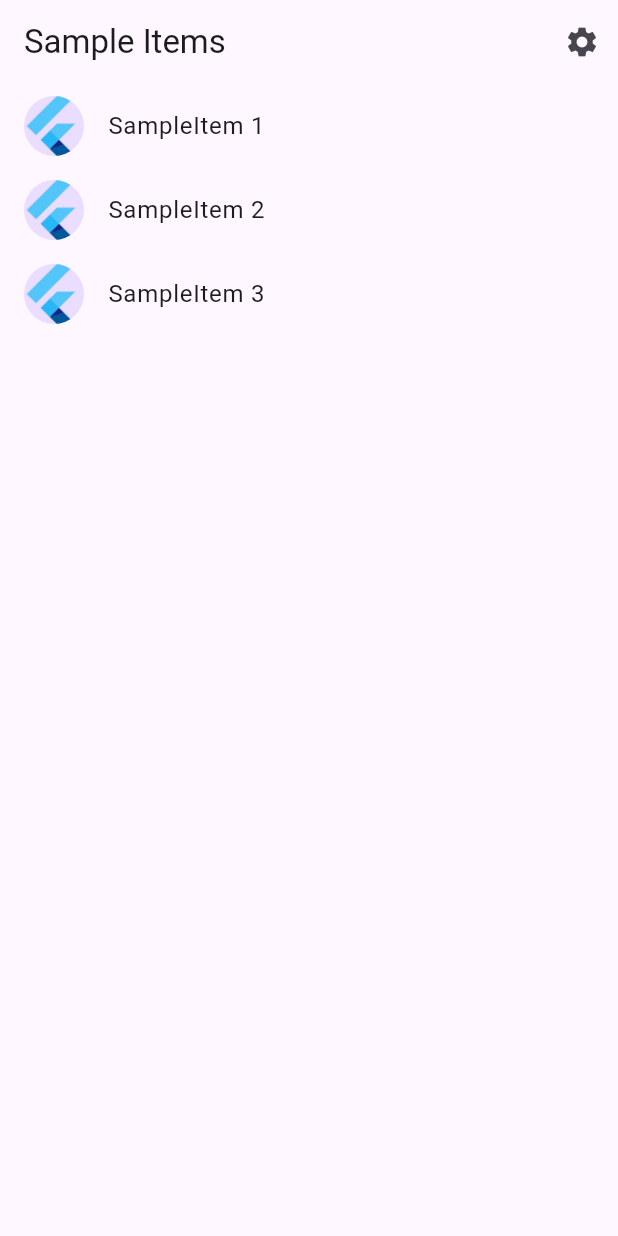
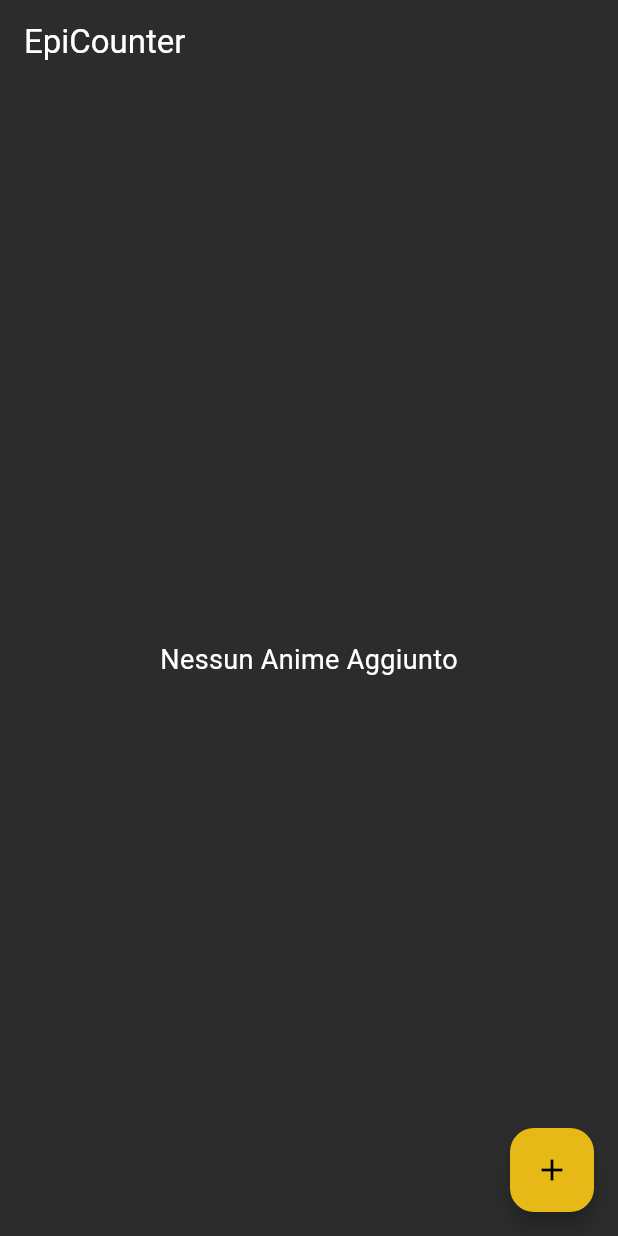
Before and after one commit to wickedfluke/EpiCounter, a Flutter app: the screen it shows after launch, on a phone screen of 412 x 824 dp. Run offline on Flutter 3.47's test engine with Material 3 defaults, Android fonts, the light colour scheme and no system bars.

Commit message:
bit working

```diff
--- a/epicounter/l10n.yaml
+++ /dev/null
@@ -1,3 +0,0 @@
-arb-dir: lib/src/localization
-template-arb-file: app_en.arb
-output-localization-file: app_localizations.dart
--- a/epicounter/lib/main.dart
+++ b/epicounter/lib/main.dart
@@ -1,20 +1,37 @@
 import 'package:flutter/material.dart';
+import 'package:provider/provider.dart';
+import './src/providers/anime_provider.dart';
+import './src/screens/anime_list_screen.dart';
 
-import 'src/app.dart';
-import 'src/settings/settings_controller.dart';
-import 'src/settings/settings_service.dart';
+void main() {
+  runApp(const MyApp());
+}
 
-void main() async {
-  // Set up the SettingsController, which will glue user settings to multiple
-  // Flutter Widgets.
-  final settingsController = SettingsController(SettingsService());
+class MyApp extends StatelessWidget {
+  const MyApp({super.key});
 
-  // Load the user's preferred theme while the splash screen is displayed.
-  // This prevents a sudden theme change when the app is first displayed.
-  await settingsController.loadSettings();
-
-  // Run the app and pass in the SettingsController. The app listens to the
-  // SettingsController for changes, then passes it further down to the
-  // SettingsView.
-  runApp(MyApp(settingsController: settingsController));
+  @override
+  Widget build(BuildContext context) {
+    return ChangeNotifierProvider(
+      create: (_) => AnimeProvider(),
+      child: MaterialApp(
+        debugShowCheckedModeBanner: false,
+        title: 'EpiCounter',
+        theme: ThemeData(
+          scaffoldBackgroundColor: const Color(0xFF2C2C2C),
+          appBarTheme: const AppBarTheme(
+            backgroundColor: Color(0xFF1F1F1F),
+            foregroundColor: Colors.white,
+          ),
+          textTheme: const TextTheme(
+            bodyMedium: TextStyle(color: Colors.white),
+          ),
+          floatingActionButtonTheme: const FloatingActionButtonThemeData(
+            backgroundColor: Color(0xFFE7B916),
+          ),
+        ),
+        home: AnimeListScreen(),
+      ),
+    );
+  }
 }
--- a/epicounter/lib/src/app.dart
+++ /dev/null
@@ -1,85 +0,0 @@
-import 'package:flutter/material.dart';
-import 'package:flutter_gen/gen_l10n/app_localizations.dart';
-import 'package:flutter_localizations/flutter_localizations.dart';
-
-import 'sample_feature/sample_item_details_view.dart';
-import 'sample_feature/sample_item_list_view.dart';
-import 'settings/settings_controller.dart';
-import 'settings/settings_view.dart';
-
-/// The Widget that configures your application.
-class MyApp extends StatelessWidget {
-  const MyApp({
-    super.key,
-    required this.settingsController,
-  });
-
-  final SettingsController settingsController;
-
-  @override
-  Widget build(BuildContext context) {
-    // Glue the SettingsController to the MaterialApp.
-    //
-    // The ListenableBuilder Widget listens to the SettingsController for changes.
-    // Whenever the user updates their settings, the MaterialApp is rebuilt.
-    return ListenableBuilder(
-      listenable: settingsController,
-      builder: (BuildContext context, Widget? child) {
-        return MaterialApp(
-          // Providing a restorationScopeId allows the Navigator built by the
-          // MaterialApp to restore the navigation stack when a user leaves and
-          // returns to the app after it has been killed while running in the
-          // background.
-          restorationScopeId: 'app',
-
-          // Provide the generated AppLocalizations to the MaterialApp. This
-          // allows descendant Widgets to display the correct translations
-          // depending on the user's locale.
-          localizationsDelegates: const [
-            AppLocalizations.delegate,
-            GlobalMaterialLocalizations.delegate,
-            GlobalWidgetsLocalizations.delegate,
-            GlobalCupertinoLocalizations.delegate,
-          ],
-          supportedLocales: const [
-            Locale('en', ''), // English, no country code
-          ],
-
-          // Use AppLocalizations to configure the correct application title
-          // depending on the user's locale.
-          //
-          // The appTitle is defined in .arb files found in the localization
-          // directory.
-          onGenerateTitle: (BuildContext context) =>
-              AppLocalizations.of(context)!.appTitle,
-
-          // Define a light and dark color theme. Then, read the user's
-          // preferred ThemeMode (light, dark, or system default) from the
-          // SettingsController to display the correct theme.
-          theme: ThemeData(),
-          darkTheme: ThemeData.dark(),
-          themeMode: settingsController.themeMode,
-
-          // Define a function to handle named routes in order to support
-          // Flutter web url navigation and deep linking.
-          onGenerateRoute: (RouteSettings routeSettings) {
-            return MaterialPageRoute<void>(
-              settings: routeSettings,
-              builder: (BuildContext context) {
-                switch (routeSettings.name) {
-                  case SettingsView.routeName:
-                    return SettingsView(controller: settingsController);
-                  case SampleItemDetailsView.routeName:
-                    return const SampleItemDetailsView();
-                  case SampleItemListView.routeName:
-                  default:
-                    return const SampleItemListView();
-                }
-              },
-            );
-          },
-        );
-      },
-    );
-  }
-}
--- a/epicounter/lib/src/localization/app_en.arb
+++ /dev/null
@@ -1,6 +0,0 @@
-{
-  "appTitle": "epicounter",
-  "@appTitle": {
-    "description": "The title of the application"
-  }
-}
--- /dev/null
+++ b/epicounter/lib/src/models/anime.dart
@@ -0,0 +1,23 @@
+class Arc {
+  String name;
+  int episodesWatched;
+  int totalEpisodes;
+
+  Arc({required this.name, required this.episodesWatched, required this.totalEpisodes});
+}
+
+class Anime {
+  String title;
+  String imageUrl;
+  int episodesWatched;
+  int totalEpisodes;
+  List<Arc>? arcs; // opzionale
+
+  Anime({
+    required this.title,
+    required this.imageUrl,
+    required this.episodesWatched,
+    required this.totalEpisodes,
+    this.arcs,
+  });
+}
--- /dev/null
+++ b/epicounter/lib/src/providers/anime_provider.dart
@@ -0,0 +1,24 @@
+import 'package:flutter/material.dart';
+import '../models/anime.dart';
+
+class AnimeProvider extends ChangeNotifier {
+  List<Anime> _animes = [];
+
+  List<Anime> get animes => _animes;
+
+  void addAnime(Anime anime) {
+    _animes.add(anime);
+    notifyListeners();
+  }
+
+  void updateEpisode(String title, int increment) {
+    final anime = _animes.firstWhere((anime) => anime.title == title);
+    anime.episodesWatched += increment;
+    if (anime.episodesWatched > anime.totalEpisodes) {
+      anime.episodesWatched = anime.totalEpisodes;
+    } else if (anime.episodesWatched < 0) {
+      anime.episodesWatched = 0;
+    }
+    notifyListeners();
+  }
+}
--- a/epicounter/lib/src/sample_feature/sample_item.dart
+++ /dev/null
@@ -1,6 +0,0 @@
-/// A placeholder class that represents an entity or model.
-class SampleItem {
-  const SampleItem(this.id);
-
-  final int id;
-}
--- a/epicounter/lib/src/sample_feature/sample_item_list_view.dart
+++ /dev/null
@@ -1,71 +0,0 @@
-import 'package:flutter/material.dart';
-
-import '../settings/settings_view.dart';
-import 'sample_item.dart';
-import 'sample_item_details_view.dart';
-
-/// Displays a list of SampleItems.
-class SampleItemListView extends StatelessWidget {
-  const SampleItemListView({
-    super.key,
-    this.items = const [SampleItem(1), SampleItem(2), SampleItem(3)],
-  });
-
-  static const routeName = '/';
-
-  final List<SampleItem> items;
-
-  @override
-  Widget build(BuildContext context) {
-    return Scaffold(
-      appBar: AppBar(
-        title: const Text('Sample Items'),
-        actions: [
-          IconButton(
-            icon: const Icon(Icons.settings),
-            onPressed: () {
-              // Navigate to the settings page. If the user leaves and returns
-              // to the app after it has been killed while running in the
-              // background, the navigation stack is restored.
-              Navigator.restorablePushNamed(context, SettingsView.routeName);
-            },
-          ),
-        ],
-      ),
-
-      // To work with lists that may contain a large number of items, it’s best
-      // to use the ListView.builder constructor.
-      //
-      // In contrast to the default ListView constructor, which requires
-      // building all Widgets up front, the ListView.builder constructor lazily
-      // builds Widgets as they’re scrolled into view.
-      body: ListView.builder(
-        // Providing a restorationId allows the ListView to restore the
-        // scroll position when a user leaves and returns to the app after it
-        // has been killed while running in the background.
-        restorationId: 'sampleItemListView',
-        itemCount: items.length,
-        itemBuilder: (BuildContext context, int index) {
-          final item = items[index];
-
-          return ListTile(
-            title: Text('SampleItem ${item.id}'),
-            leading: const CircleAvatar(
-              // Display the Flutter Logo image asset.
-              foregroundImage: AssetImage('assets/images/flutter_logo.png'),
-            ),
-            onTap: () {
-              // Navigate to the details page. If the user leaves and returns to
-              // the app after it has been killed while running in the
-              // background, the navigation stack is restored.
-              Navigator.restorablePushNamed(
-                context,
-                SampleItemDetailsView.routeName,
-              );
-            }
-          );
-        },
-      ),
-    );
-  }
-}
--- a/epicounter/lib/src/settings/settings_controller.dart
+++ /dev/null
@@ -1,50 +0,0 @@
-import 'package:flutter/material.dart';
-
-import 'settings_service.dart';
-
-/// A class that many Widgets can interact with to read user settings, update
-/// user settings, or listen to user settings changes.
-///
-/// Controllers glue Data Services to Flutter Widgets. The SettingsController
-/// uses the SettingsService to store and retrieve user settings.
-class SettingsController with ChangeNotifier {
-  SettingsController(this._settingsService);
-
-  // Make SettingsService a private variable so it is not used directly.
-  final SettingsService _settingsService;
-
-  // Make ThemeMode a private variable so it is not updated directly without
-  // also persisting the changes with the SettingsService.
-  late ThemeMode _themeMode;
-
-  // Allow Widgets to read the user's preferred ThemeMode.
-  ThemeMode get themeMode => _themeMode;
-
-  /// Load the user's settings from the SettingsService. It may load from a
-  /// local database or the internet. The controller only knows it can load the
-  /// settings from the service.
-  Future<void> loadSettings() async {
-    _themeMode = await _settingsService.themeMode();
-
-    // Important! Inform listeners a change has occurred.
-    notifyListeners();
-  }
-
-  /// Update and persist the ThemeMode based on the user's selection.
-  Future<void> updateThemeMode(ThemeMode? newThemeMode) async {
-    if (newThemeMode == null) return;
-
-    // Do not perform any work if new and old ThemeMode are identical
-    if (newThemeMode == _themeMode) return;
-
-    // Otherwise, store the new ThemeMode in memory
-    _themeMode = newThemeMode;
-
-    // Important! Inform listeners a change has occurred.
-    notifyListeners();
-
-    // Persist the changes to a local database or the internet using the
-    // SettingService.
-    await _settingsService.updateThemeMode(newThemeMode);
-  }
-}
--- a/epicounter/lib/src/settings/settings_service.dart
+++ /dev/null
@@ -1,17 +0,0 @@
-import 'package:flutter/material.dart';
-
-/// A service that stores and retrieves user settings.
-///
-/// By default, this class does not persist user settings. If you'd like to
-/// persist the user settings locally, use the shared_preferences package. If
-/// you'd like to store settings on a web server, use the http package.
-class SettingsService {
-  /// Loads the User's preferred ThemeMode from local or remote storage.
-  Future<ThemeMode> themeMode() async => ThemeMode.system;
-
-  /// Persists the user's preferred ThemeMode to local or remote storage.
-  Future<void> updateThemeMode(ThemeMode theme) async {
-    // Use the shared_preferences package to persist settings locally or the
-    // http package to persist settings over the network.
-  }
-}
--- a/epicounter/pubspec.yaml
+++ b/epicounter/pubspec.yaml
@@ -12,8 +12,12 @@ environment:
 dependencies:
   flutter:
     sdk: flutter
+  flutter_launcher_icons: ^0.14.2
   flutter_localizations:
     sdk: flutter
+  path_provider: ^2.1.5
+  provider: ^6.1.2
+  sqflite: ^2.4.1
 
 dev_dependencies:
   flutter_test:
```
Also changed, not shown: epicounter/lib/src/sample_feature/sample_item_details_view.dart (deleted, +0 -20 lines), epicounter/lib/src/screens/anime_detail_screen.dart (added, +66 -0 lines), epicounter/lib/src/screens/anime_list_screen.dart (added, +201 -0 lines), epicounter/lib/src/settings/settings_view.dart (deleted, +0 -51 lines), epicounter/lib/src/widgets/arc_list_tile.dart (added, +16 -0 lines), 1 other file.
